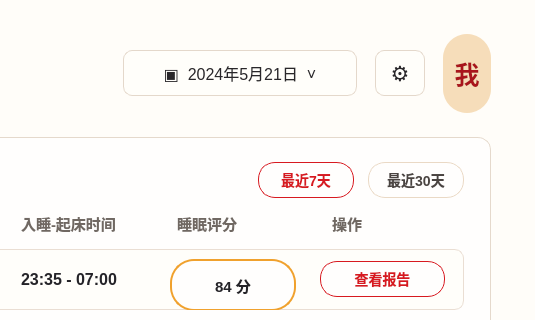
First picture: the form in pages/records.ui, repository Rain16hyx/PKUsleeper, before the edit; both pictures show x 517 to 1052 and y 0 to 320 of the 1052 by 720 pixel window.
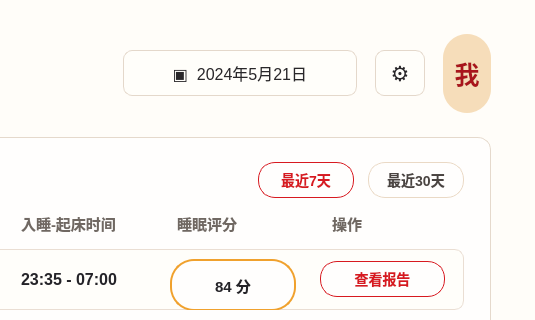
Second picture: the form after the edit.

Patch:
```diff
--- a/pages/records.ui
+++ b/pages/records.ui
@@ -282,7 +282,7 @@
      <item>
       <widget class="QPushButton" name="dateButton">
        <property name="text">
-        <string>▣  2024年5月21日  ˅</string>
+        <string>▣  2024年5月21日</string>
        </property>
       </widget>
      </item>
```
Left out of the diff: 343 changed lines with no effect on the pictures.
